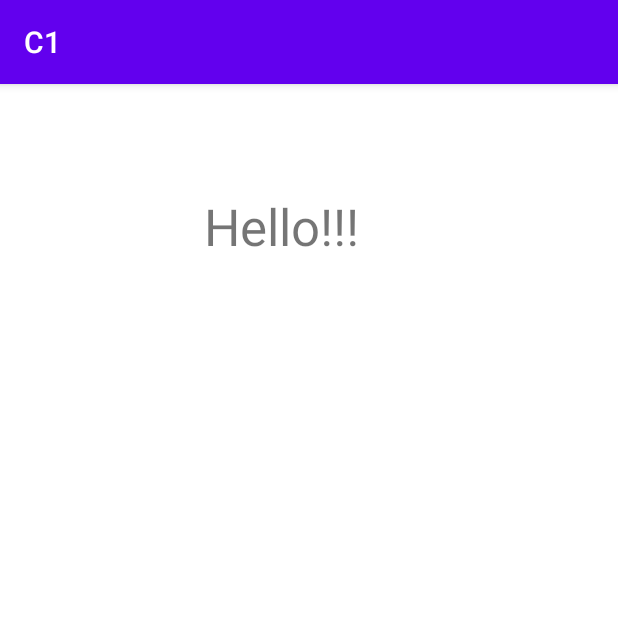
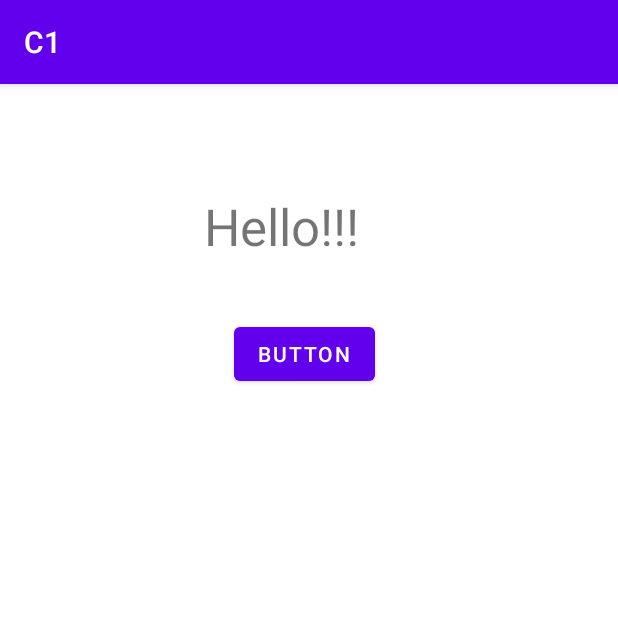
Before and after one commit to C10910324/C1, an Android app: the screen it shows after launch (MainActivity), on a phone screen of 412 x 824 dp, the top half of it. Run offline under Robolectric (Android 15) with nearby library versions, the phone set to English and light mode, and no system bars.

Commit message:
Button Done
完成按鈕功能
federgrege

```diff
--- a/app/src/main/java/com/example/c1/MainActivity.kt
+++ b/app/src/main/java/com/example/c1/MainActivity.kt
@@ -2,6 +2,7 @@ package com.example.c1
 
 import androidx.appcompat.app.AppCompatActivity
 import android.os.Bundle
+import android.widget.Button
 import android.widget.TextView
 
 class MainActivity : AppCompatActivity() {
@@ -12,6 +13,8 @@ class MainActivity : AppCompatActivity() {
         var myT1: TextView = findViewById(R.id.textView1)
         myT1.text="Hello!!!"
 
+        var btn1 = findViewById<Button>(R.id.button1)
+
 
     }
 }
--- a/app/src/main/res/layout/activity_main.xml
+++ b/app/src/main/res/layout/activity_main.xml
@@ -16,4 +16,14 @@
         android:textSize="34sp"
         app:layout_constraintStart_toStartOf="parent"
         app:layout_constraintTop_toTopOf="parent" />
+
+    <Button
+        android:id="@+id/button1"
+        android:layout_width="wrap_content"
+        android:layout_height="wrap_content"
+        android:layout_marginStart="156dp"
+        android:layout_marginTop="156dp"
+        android:text="Button"
+        app:layout_constraintStart_toStartOf="parent"
+        app:layout_constraintTop_toTopOf="parent" />
 </androidx.constraintlayout.widget.ConstraintLayout>
```
